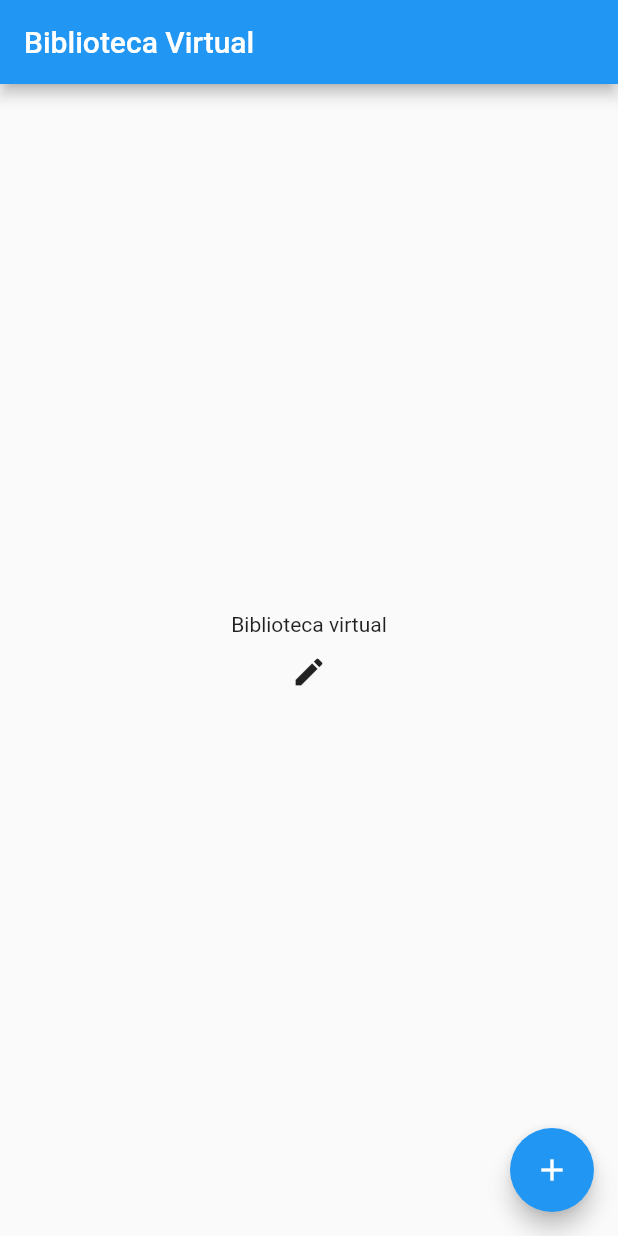
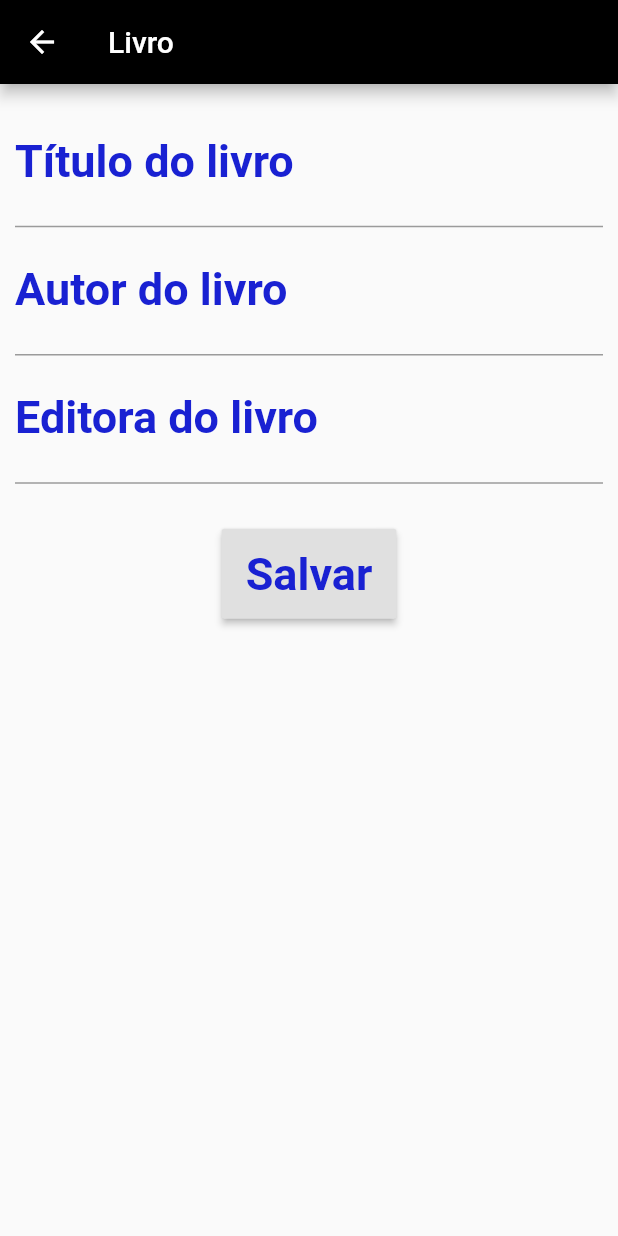
Before and after one commit to albertrein/biblioteca_virtual, a Flutter app: the screen it shows after launch, after a tap on the "add" icon, on a phone screen of 412 x 824 dp. Run offline on Flutter 3.47's test engine with Material 2 defaults, Android fonts, the phone set to English and light mode, and no system bars; our stand-ins replace sqflite; accounts and stored records are empty.

Commit message:
Adicionando página edição livro e ação excluír livro.

```diff
--- a/lib/Utils/biblioteca_helper.dart
+++ b/lib/Utils/biblioteca_helper.dart
@@ -24,7 +24,7 @@ class DatabaseHelper {
 /*Código do flutter */
   DatabaseHelper.ensureInitialized();
 
-  final Future<Database> database = getDatabasesPath().then((String path) {
+  static final Future<Database> database = getDatabasesPath().then((String path) {
     return openDatabase(
       join(path, 'biblioteca_database.db'),
       onCreate: (db, version) {
@@ -65,4 +65,11 @@ class DatabaseHelper {
     return maps.toList();*/
   }
 
+  Future<int> excluiLivro(int id) async{
+    final db = await database;
+
+    int result = await db.rawDelete('DELETE FROM $bibliotecaTable  WHERE $colId=$id');
+    return result;
 }
+
+}
--- /dev/null
+++ b/lib/Views/livro_handler.dart
@@ -0,0 +1,101 @@
+import 'package:biblioteca_virtual/Models/biblioteca.dart';
+import 'package:flutter/cupertino.dart';
+import 'package:flutter/material.dart';
+
+class Livro extends StatelessWidget {
+  BibliotecaVirtual ?livro;
+  GlobalKey<FormState> _formKey = GlobalKey<FormState>();
+  TextEditingController tituloController = TextEditingController();
+  TextEditingController autorController = TextEditingController();
+  TextEditingController editoraController = TextEditingController();
+
+  Livro();
+  Livro.edicao(BibliotecaVirtual livroEdicao){
+    livro = livroEdicao;
+    var livroMap = livro!.toMap();
+    tituloController.text = livroMap["titulo"];
+    autorController.text = livroMap["autor"];
+    editoraController.text = livroMap["editora"];
+  }
+
+  @override
+  Widget build(BuildContext context) {
+    return Scaffold(
+      appBar: AppBar(
+        title: Text('Livro'),
+        backgroundColor: Colors.black,
+      ),
+      body: SingleChildScrollView(
+        padding: const EdgeInsets.all(10),
+        child: Form(
+          key: _formKey,
+          child: Column(
+
+            children: [
+              TextFormField(
+                keyboardType: TextInputType.text,
+                decoration: const InputDecoration(
+                  labelText: "Título do livro",
+                  labelStyle: TextStyle(color: Color(0XFF1921D2), fontWeight: FontWeight.bold)
+                ),
+                style: const TextStyle (color: Color(0XFF1921D2), fontSize: 30, fontWeight: FontWeight.bold),
+                controller: tituloController,
+                validator: (value){
+                  if(value!.isEmpty){
+                    return "Informe o título do livro";
+                  }
+                }
+              ),
+              TextFormField(
+                keyboardType: TextInputType.text,
+                decoration: const InputDecoration(
+                  labelText: "Autor do livro",
+                  labelStyle: TextStyle(color: Color(0XFF1921D2), fontWeight: FontWeight.bold)
+                ),
+                style: const TextStyle (color: Color(0XFF1921D2), fontSize: 30, fontWeight: FontWeight.bold),
+                controller: autorController,
+                validator: (value){
+                  if(value!.isEmpty){
+                    return "Informe o autor do livro";
+                  }
+                }
+              ),
+              TextFormField(
+                keyboardType: TextInputType.text,
+                decoration: const InputDecoration(
+                  labelText: "Editora do livro",
+                  labelStyle: TextStyle(color: Color(0XFF1921D2), fontWeight: FontWeight.bold)
+                ),
+                style: const TextStyle (color: Color(0XFF1921D2), fontSize: 30, fontWeight: FontWeight.bold),
+                controller: editoraController,
+                validator: (value){
+                  if(value!.isEmpty){
+                    return "Informe a editora do livro";
+                  }
+                }
+              ),
+              Padding(
+                  padding: EdgeInsets.all(30),
+                  child: Container(
+                    height: 60,
+                    child: RaisedButton(
+                      onPressed: (){
+                        if(_formKey.currentState!.validate()){
+                          ///executa algo
+                          //_calcular();
+                        }
+                      },
+                      child: const Text("Salvar",
+                        style: TextStyle(color: Color(0XFF1921D2), fontSize: 30, fontWeight: FontWeight.bold),
+                      ),
+                    ),
+                  ),
+                ),
+            ],
+          ),
+        ),
+      ),
+    );
+  }
+
+}
--- a/lib/main.dart
+++ b/lib/main.dart
@@ -2,6 +2,7 @@
 import 'package:intl/intl.dart';
 import 'package:biblioteca_virtual/Models/biblioteca.dart';
 import 'package:biblioteca_virtual/Utils/biblioteca_helper.dart';
+import 'package:biblioteca_virtual/Views/livro_handler.dart';
 
 void main() {
   runApp(const MyApp());
@@ -77,7 +78,7 @@
                   color: Colors.blueAccent,
                 ),
                 onTap: () {
-                      //_delete(context, livro);
+                    _delete(context, livro);
                 }),
             onTap: () {
               print("Lista detalhes");
@@ -147,11 +148,20 @@
   }
 
   void _insereLivro() async{
-
-    var biblioteca = BibliotecaVirtual("Livro teste #1", "Sigmun Bauman", "Colapside", 0);
+    Navigator.push(context, MaterialPageRoute(builder: (context) => Livro()));
+    return;
+    var biblioteca = BibliotecaVirtual("Livro teste #2", "Carl Marx", "Saraiva", 0);
     int response = await helper.insereLivro(biblioteca);
 
     print(response);
+    updateListView();
+  }
+
+  void _delete(context, livro) async{
+    print('Acao: deletar');
+    int response = await helper.excluiLivro(livro.id);
+    print(">> $response");
+    updateListView();
   }
 
   void updateListView() {
```
